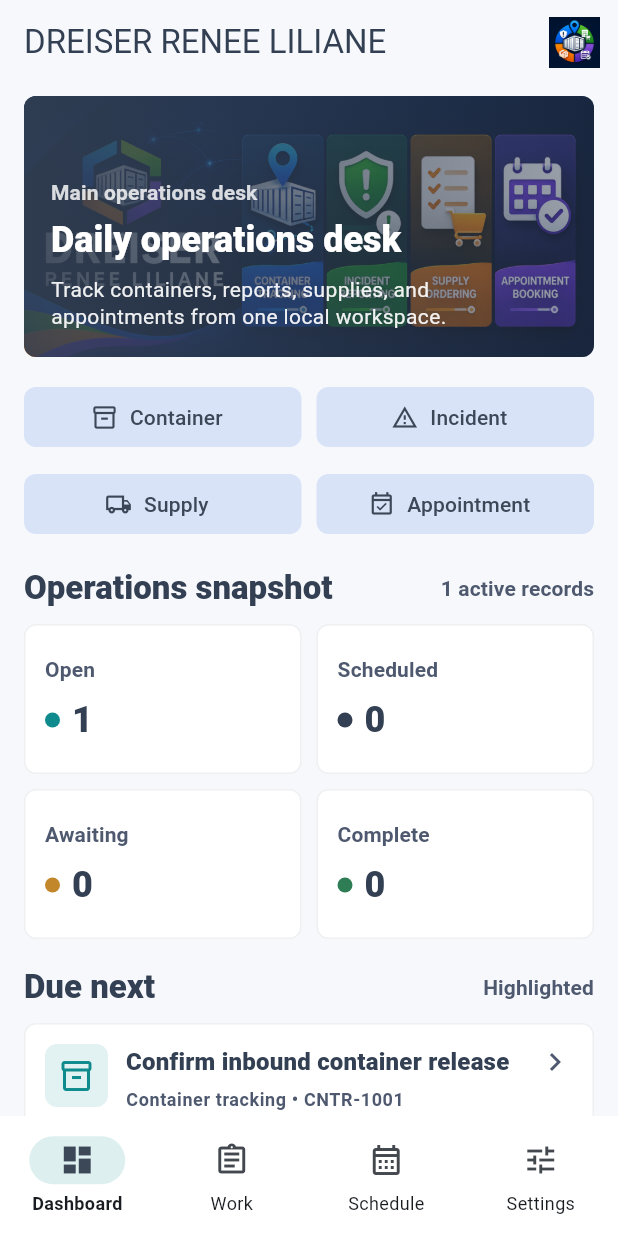
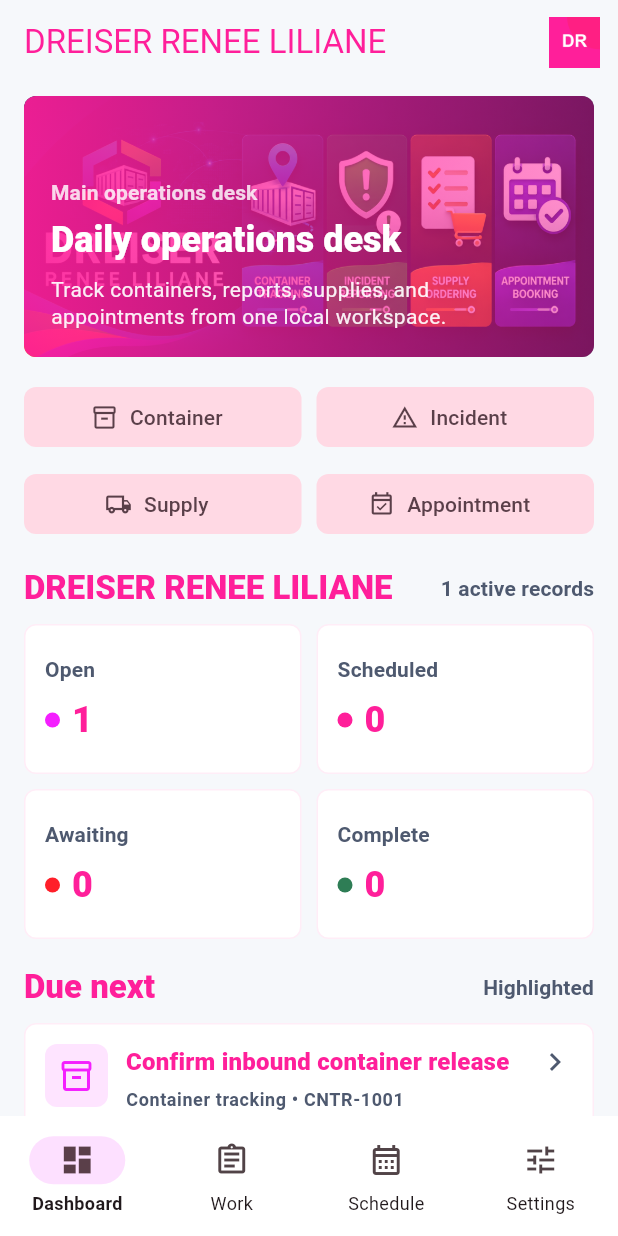
Before and after one commit to EOOrga/68d9d1091299230338db4bbd, a Flutter app: the screen it shows after launch, on a phone screen of 412 x 824 dp. Run offline on Flutter 3.47's test engine with Material 3 defaults, Android fonts, the phone set to English and light mode, and no system bars; our stand-ins replace shared_preferences.

Commit message:
Create Flutter variant com.iuerzz.dreiser_ops

```diff
--- a/lib/main.dart
+++ b/lib/main.dart
@@ -9,10 +9,10 @@
 const supportEmail = 'support@dreiser-renee-liliane.com';
 const _screenshotMode = bool.fromEnvironment('SCREENSHOT_MODE');
 
-const _ink = Color(0xFF334053);
+const _ink = Color(0xFFFF1F9A);
 const _steel = Color(0xFF4E596F);
-const _teal = Color(0xFF0F8B8D);
-const _amber = Color(0xFFC2872B);
+const _teal = Color(0xFFF41FFF);
+const _amber = Color(0xFFFF1F2A);
 const _paper = Color(0xFFF6F8FB);
 const _mist = Color(0xFFE7EDF3);
 
@@ -587,7 +587,7 @@
         ),
         const SizedBox(height: 18),
         _SectionHeader(
-          title: 'Operations snapshot',
+          title: 'DREISER RENEE LILIANE',
           actionLabel: '${state.items.length} active records',
         ),
         const SizedBox(height: 10),
--- a/pubspec.yaml
+++ b/pubspec.yaml
@@ -21,6 +21,8 @@
   android: true
   ios: false
   image_path: "docs/icon.png"
+  adaptive_icon_foreground: docs/icon.png
+  adaptive_icon_background: "#FF1F2A"
   min_sdk_android: 23
 
 flutter:
```
Also changed, not shown: docs/icon.png, 11 other files.
